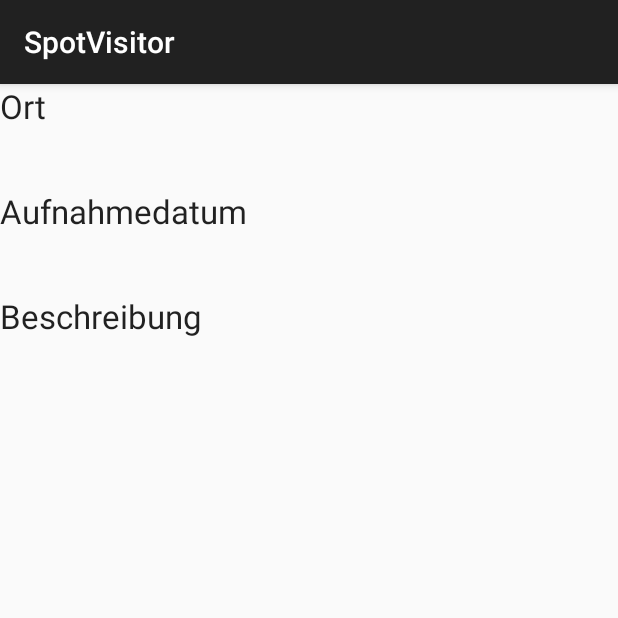
After one commit to jps90/SpotVisitor, an Android app: the fragment DetailFragment shown on its own in the app's theme, on a phone screen of 412 x 824 dp, the top half of it. The commit adds this screen. Run offline under Robolectric (Android 15) with nearby library versions, the phone set to English and light mode, and no system bars.

Commit message:
Fragements und Landscapemode hinzugefügt

```diff
--- /dev/null
+++ b/app/src/main/java/de/uni/oldenburg/spotvisitor/detail/DetailFragment.java
@@ -0,0 +1,28 @@
+package de.uni.oldenburg.spotvisitor.detail;
+
+import android.app.Fragment;
+import android.os.Bundle;
+import android.support.annotation.Nullable;
+import android.view.LayoutInflater;
+import android.view.View;
+import android.view.ViewGroup;
+
+import de.uni.oldenburg.spotvisitor.R;
+
+/**
+ * Created by stubbe on 05.05.2015.
+ */
+public class DetailFragment extends Fragment {
+
+
+    @Nullable
+    @Override
+    public View onCreateView(LayoutInflater inflater, ViewGroup container, Bundle savedInstanceState) {
+        return inflater.inflate(R.layout.activity_detail, container, false);
+    }
+
+    @Override
+    public void onActivityCreated(Bundle savedInstanceState) {
+        super.onActivityCreated(savedInstanceState);
+    }
+}
--- /dev/null
+++ b/app/src/main/res/layout-land/activity_detail.xml
@@ -0,0 +1,68 @@
+<?xml version="1.0" encoding="utf-8"?>
+
+<LinearLayout xmlns:android="http://schemas.android.com/apk/res/android"
+    android:orientation="horizontal" android:layout_width="match_parent"
+    android:layout_height="match_parent"
+    android:weightSum="4">
+
+    <LinearLayout xmlns:android="http://schemas.android.com/apk/res/android"
+        android:orientation="vertical" android:layout_width="match_parent"
+        android:layout_height="match_parent"
+        android:layout_weight="3">
+
+        <TextView
+            android:layout_width="fill_parent"
+            android:layout_height="wrap_content"
+            android:textAppearance="?android:attr/textAppearanceLarge"
+            android:text="@string/lblLocation"
+            android:id="@+id/textView2" />
+
+        <TextView
+            android:layout_width="match_parent"
+            android:layout_height="wrap_content"
+            android:textAppearance="?android:attr/textAppearanceLarge"
+            android:text=""
+            android:paddingBottom="5pt"
+            android:id="@+id/lblDetEditLocation" />
+
+        <TextView
+            android:layout_width="match_parent"
+            android:layout_height="wrap_content"
+            android:textAppearance="?android:attr/textAppearanceLarge"
+            android:text="@string/taketime"
+            android:inputType="text"
+            android:id="@+id/textView3" />
+
+        <TextView
+            android:layout_width="match_parent"
+            android:layout_height="wrap_content"
+            android:textAppearance="?android:attr/textAppearanceLarge"
+            android:text=""
+            android:paddingBottom="5pt"
+            android:id="@+id/lblDetDate" />
+
+        <TextView
+            android:layout_width="match_parent"
+            android:layout_height="wrap_content"
+            android:textAppearance="?android:attr/textAppearanceLarge"
+            android:text="@string/lblDesctiption"
+            android:inputType="text"
+            android:paddingBottom="5pt"
+            android:id="@+id/lblDetDescription" />
+
+        <TextView
+            android:layout_width="match_parent"
+            android:layout_height="match_parent"
+            android:textAppearance="?android:attr/textAppearanceLarge"
+            android:text=""
+            android:id="@+id/lblDetEditDescription"
+            android:layout_gravity="center_horizontal" />
+    </LinearLayout>
+
+    <ImageView
+        android:layout_width="fill_parent"
+        android:layout_height="match_parent"
+        android:id="@+id/imgDetail"
+        android:layout_weight="1"/>
+
+</LinearLayout>
```
Also changed, not shown: app/src/main/java/de/uni/oldenburg/spotvisitor/detail/DetailActivity.java (+2 -9 lines), app/src/main/java/de/uni/oldenburg/spotvisitor/detail/DetailHelper.java (added, +27 -0 lines), app/src/main/java/de/uni/oldenburg/spotvisitor/location/LocationActivity.java (+18 -5 lines), app/src/main/java/de/uni/oldenburg/spotvisitor/location/LocationFragment.java (added, +27 -0 lines), app/src/main/res/layout-land/activity_compass.xml (deleted, +0 -13 lines), app/src/main/res/layout-land/activity_location.xml (added, +19 -0 lines), app/src/main/res/layout/fragment_location.xml (added, +12 -0 lines).
